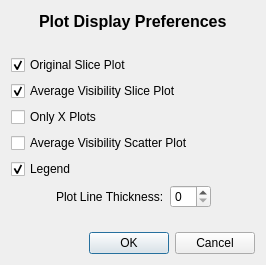
Before: the Qt Designer form code/guitools/Feather/Preferences.ui in radio-astro/casa, drawn with Qt 5.
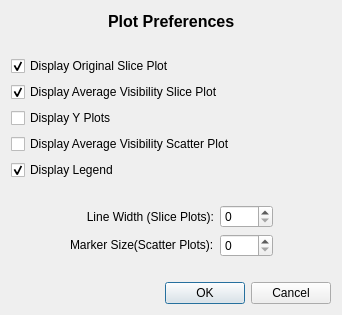
After: the same form once the commit is applied.

Patch:
```diff
--- a/code/guitools/Feather/Preferences.ui
+++ b/code/guitools/Feather/Preferences.ui
@@ -6,8 +6,8 @@
    <rect>
     <x>0</x>
     <y>0</y>
-    <width>266</width>
-    <height>265</height>
+    <width>342</width>
+    <height>315</height>
    </rect>
   </property>
   <property name="windowTitle">
@@ -39,7 +39,7 @@
         </font>
        </property>
        <property name="text">
-        <string>Plot Display Preferences</string>
+        <string>Plot Preferences</string>
        </property>
       </widget>
      </item>
@@ -66,7 +66,7 @@
      <property name="sizeHint" stdset="0">
       <size>
        <width>20</width>
-       <height>40</height>
+       <height>9</height>
       </size>
      </property>
     </spacer>
@@ -85,7 +85,7 @@
         <string>A plot of the original feather data will be shown if this box is checked.</string>
        </property>
        <property name="text">
-        <string>Original Slice Plot</string>
+        <string>Display Original Slice Plot</string>
        </property>
        <property name="checked">
         <bool>true</bool>
@@ -115,7 +115,7 @@
         <string>A plot of the feather output functions will be shown if this box is checked.</string>
        </property>
        <property name="text">
-        <string>Average Visibility Slice Plot</string>
+        <string>Display Average Visibility Slice Plot</string>
        </property>
        <property name="checked">
         <bool>true</bool>
@@ -145,7 +145,7 @@
         <string>Checking this box will remove the Y plots from the display.</string>
        </property>
        <property name="text">
-        <string>Only X Plots</string>
+        <string>Display Y Plots</string>
        </property>
       </widget>
      </item>
@@ -172,7 +172,7 @@
         <string>Display a separate scatter plot of the average visibility amplitudes.</string>
        </property>
        <property name="text">
-        <string>Average Visibility Scatter Plot</string>
+        <string>Display Average Visibility Scatter Plot</string>
        </property>
       </widget>
      </item>
@@ -205,7 +205,7 @@
         <string>The oridinal data plot will include a legend if this box is checked.</string>
        </property>
        <property name="text">
-        <string>Legend</string>
+        <string>Display Legend</string>
        </property>
        <property name="checked">
         <bool>true</bool>
@@ -227,6 +227,19 @@
      </item>
     </layout>
    </item>
+   <item>
+    <spacer name="verticalSpacer_2">
+     <property name="orientation">
+      <enum>Qt::Vertical</enum>
+     </property>
+     <property name="sizeHint" stdset="0">
+      <size>
+       <width>20</width>
+       <height>1</height>
+      </size>
+     </property>
+    </spacer>
+   </item>
    <item>
     <layout class="QHBoxLayout" name="horizontalLayout_3">
      <item>
@@ -237,34 +250,76 @@
        <property name="sizeHint" stdset="0">
         <size>
          <width>13</width>
-         <height>20</height>
+         <height>17</height>
         </size>
        </property>
       </spacer>
      </item>
      <item>
-      <widget class="QLabel" name="label_2">
-       <property name="text">
-        <string>Plot Line Thickness:</string>
-       </property>
-      </widget>
+      <layout class="QGridLayout" name="gridLayout">
+       <item row="0" column="0">
+        <widget class="QLabel" name="label_2">
+         <property name="text">
+          <string>Line Width (Slice Plots):</string>
+         </property>
+         <property name="alignment">
+          <set>Qt::AlignRight|Qt::AlignTrailing|Qt::AlignVCenter</set>
+         </property>
+        </widget>
+       </item>
+       <item row="0" column="1">
+        <widget class="QSpinBox" name="lineThicknessSpinBox">
+         <property name="sizePolicy">
+          <sizepolicy hsizetype="Fixed" vsizetype="Fixed">
+           <horstretch>0</horstretch>
+           <verstretch>0</verstretch>
+          </sizepolicy>
+         </property>
+         <property name="minimumSize">
+          <size>
+           <width>53</width>
+           <height>21</height>
+          </size>
+         </property>
+         <property name="toolTip">
+          <string>Select a point size for drawing lines and dots on the plot(s).</string>
+         </property>
+        </widget>
+       </item>
+       <item row="1" column="0">
+        <widget class="QLabel" name="label">
+         <property name="text">
+          <string>&lt;font color='black'&gt;Marker Size(Scatter Plots):&lt;/font&gt;</string>
+         </property>
+        </widget>
+       </item>
+       <item row="1" column="1">
+        <widget class="QSpinBox" name="dotSizeSpinBox">
+         <property name="sizePolicy">
+          <sizepolicy hsizetype="Fixed" vsizetype="Fixed">
+           <horstretch>0</horstretch>
+           <verstretch>0</verstretch>
+          </sizepolicy>
+         </property>
+         <property name="minimumSize">
+          <size>
+           <width>53</width>
+           <height>21</height>
+          </size>
+         </property>
+        </widget>
+       </item>
+      </layout>
      </item>
      <item>
-      <widget class="QSpinBox" name="lineThicknessSpinBox">
-       <property name="toolTip">
-        <string>Select a point size for drawing lines and dots on the plot(s).</string>
-       </property>
-      </widget>
-     </item>
-     <item>
-      <spacer name="horizontalSpacer_5">
+      <spacer name="horizontalSpacer_6">
        <property name="orientation">
         <enum>Qt::Horizontal</enum>
        </property>
        <property name="sizeHint" stdset="0">
         <size>
-         <width>17</width>
-         <height>20</height>
+         <width>13</width>
+         <height>17</height>
         </size>
        </property>
       </spacer>
@@ -279,7 +334,7 @@
      <property name="sizeHint" stdset="0">
       <size>
        <width>20</width>
-       <height>40</height>
+       <height>10</height>
       </size>
      </property>
     </spacer>
```
Left out of the diff: 4 changed lines with no effect on the pictures.
